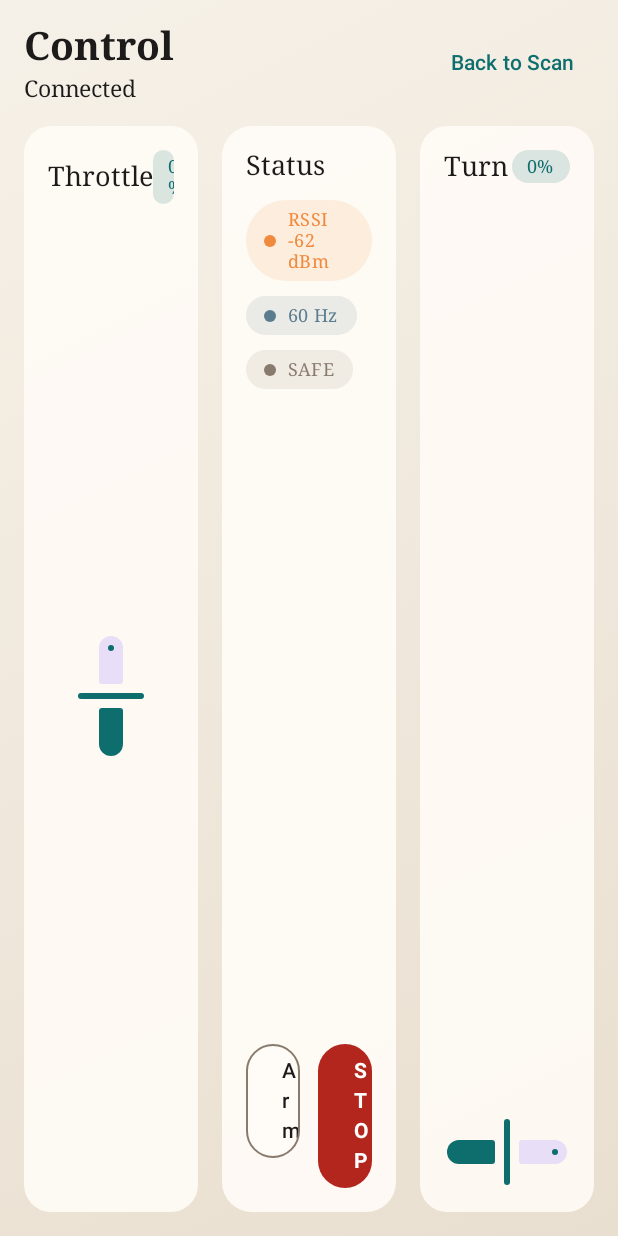
After one commit to damiano-sca/rc-hovercraft, an Android app built with Jetpack Compose: the composable ControlScreen shown on its own in the app's theme, on a phone screen of 412 x 824 dp. The commit adds this screen. Run offline under Robolectric (Android 15) with nearby library versions, the phone set to English and light mode, and no system bars.

Commit message:
Added control UI

```diff
--- a/app/src/main/java/com/example/hovercraftcontroller/MainActivity.kt
+++ b/app/src/main/java/com/example/hovercraftcontroller/MainActivity.kt
@@ -3,7 +3,6 @@ package com.example.hovercraftcontroller
 import android.os.Bundle
 import androidx.activity.ComponentActivity
 import androidx.activity.compose.setContent
-import com.example.hovercraftcontroller.ui.scan.ScanConnectRoute
 import com.example.hovercraftcontroller.ui.theme.HovercraftTheme
 
 class MainActivity : ComponentActivity() {
@@ -11,7 +10,7 @@ class MainActivity : ComponentActivity() {
         super.onCreate(savedInstanceState)
         setContent {
             HovercraftTheme {
-                ScanConnectRoute()
+                AppRoot()
             }
         }
     }
--- /dev/null
+++ b/app/src/main/java/com/example/hovercraftcontroller/ui/control/ControlScreen.kt
@@ -0,0 +1,395 @@
+package com.example.hovercraftcontroller.ui.control
+
+import android.app.Activity
+import android.content.pm.ActivityInfo
+import androidx.compose.foundation.BorderStroke
+import androidx.compose.foundation.background
+import androidx.compose.foundation.layout.Arrangement
+import androidx.compose.foundation.layout.Box
+import androidx.compose.foundation.layout.Column
+import androidx.compose.foundation.layout.Row
+import androidx.compose.foundation.layout.Spacer
+import androidx.compose.foundation.layout.fillMaxSize
+import androidx.compose.foundation.layout.fillMaxWidth
+import androidx.compose.foundation.layout.fillMaxHeight
+import androidx.compose.foundation.layout.height
+import androidx.compose.foundation.layout.padding
+import androidx.compose.foundation.layout.size
+import androidx.compose.foundation.shape.CircleShape
+import androidx.compose.foundation.shape.RoundedCornerShape
+import androidx.compose.material3.Button
+import androidx.compose.material3.ButtonDefaults
+import androidx.compose.material3.Card
+import androidx.compose.material3.CardDefaults
+import androidx.compose.material3.MaterialTheme
+import androidx.compose.material3.Slider
+import androidx.compose.material3.Surface
+import androidx.compose.material3.Text
+import androidx.compose.material3.TextButton
+import androidx.compose.runtime.Composable
+import androidx.compose.runtime.DisposableEffect
+import androidx.compose.runtime.getValue
+import androidx.compose.ui.Alignment
+import androidx.compose.ui.Modifier
+import androidx.compose.ui.draw.clip
+import androidx.compose.ui.draw.rotate
+import androidx.compose.ui.graphics.Brush
+import androidx.compose.ui.graphics.Color
+import androidx.compose.ui.platform.LocalContext
+import androidx.compose.ui.text.font.FontWeight
+import androidx.compose.ui.unit.dp
+import androidx.lifecycle.compose.collectAsStateWithLifecycle
+import androidx.lifecycle.viewmodel.compose.viewModel
+import kotlin.math.roundToInt
+
+@Composable
+fun ControlRoute(
+    onBack: () -> Unit = {},
+    viewModel: ControlViewModel = viewModel()
+) {
+    LockOrientation(ActivityInfo.SCREEN_ORIENTATION_LANDSCAPE)
+    val state by viewModel.uiState.collectAsStateWithLifecycle()
+    ControlScreen(
+        state = state,
+        onBack = onBack,
+        onToggleArm = viewModel::toggleArm,
+        onStop = viewModel::stop,
+        onThrottleChange = viewModel::updateThrottle,
+        onTurnChange = viewModel::updateTurn
+    )
+}
+
+@Composable
+private fun LockOrientation(orientation: Int) {
+    val activity = LocalContext.current as? Activity ?: return
+    DisposableEffect(orientation) {
+        val previousOrientation = activity.requestedOrientation
+        activity.requestedOrientation = orientation
+        onDispose {
+            activity.requestedOrientation = previousOrientation
+        }
+    }
+}
+
+@Composable
+fun ControlScreen(
+    state: ControlUiState,
+    onBack: () -> Unit,
+    onToggleArm: () -> Unit,
+    onStop: () -> Unit,
+    onThrottleChange: (Float) -> Unit,
+    onTurnChange: (Float) -> Unit
+) {
+    val backgroundBrush = Brush.linearGradient(
+        colors = listOf(
+            MaterialTheme.colorScheme.background,
+            MaterialTheme.colorScheme.surfaceVariant
+        )
+    )
+
+    Box(
+        modifier = Modifier
+            .fillMaxSize()
+            .background(backgroundBrush)
+            .padding(16.dp)
+    ) {
+        Column(
+            modifier = Modifier.fillMaxSize(),
+            verticalArrangement = Arrangement.spacedBy(16.dp)
+        ) {
+            HeaderBar(state = state, onBack = onBack)
+            Row(
+                modifier = Modifier.fillMaxSize(),
+                horizontalArrangement = Arrangement.spacedBy(16.dp),
+                verticalAlignment = Alignment.CenterVertically
+            ) {
+                ThrottlePanel(
+                    modifier = Modifier.weight(1f),
+                    value = state.throttle,
+                    onValueChange = onThrottleChange
+                )
+                CenterPanel(
+                    modifier = Modifier.weight(1f),
+                    state = state,
+                    onToggleArm = onToggleArm,
+                    onStop = onStop
+                )
+                TurnPanel(
+                    modifier = Modifier.weight(1f),
+                    value = state.turn,
+                    onValueChange = onTurnChange
+                )
+            }
+        }
+    }
+}
+
+@Composable
+private fun HeaderBar(state: ControlUiState, onBack: () -> Unit) {
+    Row(
+        modifier = Modifier.fillMaxWidth(),
+        horizontalArrangement = Arrangement.SpaceBetween,
+        verticalAlignment = Alignment.CenterVertically
+    ) {
+        Column(verticalArrangement = Arrangement.spacedBy(4.dp)) {
+            Text(
+                text = "Control",
+                style = MaterialTheme.typography.headlineMedium
+            )
+            Text(
+                text = state.connectionLabel,
+                style = MaterialTheme.typography.bodyMedium,
+                color = MaterialTheme.colorScheme.onSurfaceVariant
+            )
+        }
+        TextButton(onClick = onBack) {
+            Text(text = "Back to Scan")
+        }
+    }
+}
+
+@Composable
+private fun StatusStrip(state: ControlUiState) {
+    Column(
+        modifier = Modifier.fillMaxWidth(),
+        verticalArrangement = Arrangement.spacedBy(10.dp)
+    ) {
+        StatusPill(label = "RSSI ${state.rssi} dBm", color = MaterialTheme.colorScheme.secondary)
+        StatusPill(
+            label = "${state.commandRateHz} Hz",
+            color = MaterialTheme.colorScheme.tertiary
+        )
+        val armColor = when {
+            state.isStopped -> MaterialTheme.colorScheme.error
+            state.isArmed -> MaterialTheme.colorScheme.primary
+            else -> MaterialTheme.colorScheme.outline
+        }
+        StatusPill(
+            label = when {
+                state.isStopped -> "STOPPED"
+                state.isArmed -> "ARMED"
+                else -> "SAFE"
+            },
+            color = armColor
+        )
+    }
+}
+
+@Composable
+private fun StatusPill(label: String, color: Color) {
+    Surface(
+        color = color.copy(alpha = 0.12f),
+        contentColor = color,
+        shape = RoundedCornerShape(999.dp)
+    ) {
+        Row(
+            modifier = Modifier.padding(horizontal = 12.dp, vertical = 6.dp),
+            verticalAlignment = Alignment.CenterVertically,
+            horizontalArrangement = Arrangement.spacedBy(8.dp)
+        ) {
+            Box(
+                modifier = Modifier
+                    .size(8.dp)
+                    .clip(CircleShape)
+                    .background(color)
+            )
+            Text(text = label, style = MaterialTheme.typography.labelMedium)
+        }
+    }
+}
+
+@Composable
+private fun ActionRow(
+    state: ControlUiState,
+    onToggleArm: () -> Unit,
+    onStop: () -> Unit
+) {
+    Row(
+        modifier = Modifier.fillMaxWidth(),
+        horizontalArrangement = Arrangement.spacedBy(12.dp)
+    ) {
+        Button(
+            modifier = Modifier.weight(1f),
+            onClick = onToggleArm,
+            colors = ButtonDefaults.buttonColors(
+                containerColor = if (state.isArmed) {
+                    MaterialTheme.colorScheme.secondary
+                } else {
+                    MaterialTheme.colorScheme.surface
+                },
+                contentColor = if (state.isArmed) {
+                    MaterialTheme.colorScheme.onSecondary
+                } else {
+                    MaterialTheme.colorScheme.onSurface
+                }
+            ),
+            border = if (!state.isArmed) {
+                BorderStroke(1.dp, MaterialTheme.colorScheme.outline)
+            } else {
+                null
+            }
+        ) {
+            Text(text = if (state.isArmed) "Disarm" else "Arm")
+        }
+        Button(
+            modifier = Modifier.weight(1f),
+            onClick = onStop,
+            colors = ButtonDefaults.buttonColors(
+                containerColor = MaterialTheme.colorScheme.error,
+                contentColor = MaterialTheme.colorScheme.onError
+            )
+        ) {
+            Text(text = "STOP", fontWeight = FontWeight.Bold)
+        }
+    }
+}
+
+@Composable
+private fun ThrottlePanel(
+    modifier: Modifier,
+    value: Float,
+    onValueChange: (Float) -> Unit
+) {
+    Card(
+        modifier = modifier.fillMaxHeight(),
+        shape = RoundedCornerShape(18.dp),
+        colors = CardDefaults.cardColors(
+            containerColor = MaterialTheme.colorScheme.surface.copy(alpha = 0.92f)
+        )
+    ) {
+        Column(
+            modifier = Modifier
+                .fillMaxSize()
+                .padding(16.dp),
+            verticalArrangement = Arrangement.SpaceBetween
+        ) {
+            Row(
+                modifier = Modifier.fillMaxWidth(),
+                horizontalArrangement = Arrangement.SpaceBetween,
+                verticalAlignment = Alignment.CenterVertically
+            ) {
+                Text(text = "Throttle", style = MaterialTheme.typography.titleMedium)
+                Surface(
+                    color = MaterialTheme.colorScheme.primary.copy(alpha = 0.15f),
+                    contentColor = MaterialTheme.colorScheme.primary,
+                    shape = RoundedCornerShape(12.dp)
+                ) {
+                    Text(
+                        modifier = Modifier.padding(horizontal = 10.dp, vertical = 4.dp),
+                        text = "${(value * 100).roundToInt()}%",
+                        style = MaterialTheme.typography.labelMedium
+                    )
+                }
+            }
+            Box(
+                modifier = Modifier
+                    .fillMaxWidth()
+                    .weight(1f),
+                contentAlignment = Alignment.Center
+            ) {
+                VerticalSlider(
+                    value = value,
+                    onValueChange = onValueChange
+                )
+            }
+        }
+    }
+}
+
+@Composable
+private fun CenterPanel(
+    modifier: Modifier,
+    state: ControlUiState,
+    onToggleArm: () -> Unit,
+    onStop: () -> Unit
+) {
+    Card(
+        modifier = modifier.fillMaxHeight(),
+        shape = RoundedCornerShape(20.dp),
+        colors = CardDefaults.cardColors(
+            containerColor = MaterialTheme.colorScheme.surface.copy(alpha = 0.95f)
+        )
+    ) {
+        Column(
+            modifier = Modifier
+                .fillMaxSize()
+                .padding(16.dp),
+            verticalArrangement = Arrangement.SpaceBetween
+        ) {
+            Column(verticalArrangement = Arrangement.spacedBy(12.dp)) {
+                Text(text = "Status", style = MaterialTheme.typography.titleMedium)
+                StatusStrip(state = state)
+            }
+            ActionRow(state = state, onToggleArm = onToggleArm, onStop = onStop)
+        }
+    }
+}
+
+@Composable
+private fun TurnPanel(
+    modifier: Modifier,
+    value: Float,
+    onValueChange: (Float) -> Unit
+) {
+    Card(
+        modifier = modifier.fillMaxHeight(),
+        shape = RoundedCornerShape(18.dp),
+        colors = CardDefaults.cardColors(
+            containerColor = MaterialTheme.colorScheme.surface.copy(alpha = 0.92f)
+        )
+    ) {
+        Column(
+            modifier = Modifier
+                .fillMaxSize()
+                .padding(16.dp),
+            verticalArrangement = Arrangement.SpaceBetween
+        ) {
+            Row(
+                modifier = Modifier.fillMaxWidth(),
+                horizontalArrangement = Arrangement.SpaceBetween,
+                verticalAlignment = Alignment.CenterVertically
+            ) {
+                Text(text = "Turn", style = MaterialTheme.typography.titleMedium)
+                Surface(
+                    color = MaterialTheme.colorScheme.primary.copy(alpha = 0.15f),
+                    contentColor = MaterialTheme.colorScheme.primary,
+                    shape = RoundedCornerShape(12.dp)
+                ) {
+                    Text(
+                        modifier = Modifier.padding(horizontal = 10.dp, vertical = 4.dp),
+                        text = "${(value * 100).roundToInt()}%",
+                        style = MaterialTheme.typography.labelMedium
+                    )
+                }
+            }
+            Spacer(modifier = Modifier.height(18.dp))
+            Slider(
+                value = value,
+                onValueChange = onValueChange,
+                valueRange = -1f..1f
+            )
+        }
+    }
+}
+
+@Composable
+private fun VerticalSlider(
+    value: Float,
+    onValueChange: (Float) -> Unit
+) {
+    Box(
+        modifier = Modifier
+            .height(260.dp)
+            .fillMaxWidth(),
+        contentAlignment = Alignment.Center
+    ) {
+        Slider(
+            modifier = Modifier
+                .fillMaxWidth()
+                .rotate(-90f),
+            value = value,
+            onValueChange = onValueChange,
+            valueRange = -1f..1f
+        )
+    }
+}
--- /dev/null
+++ b/app/src/main/java/com/example/hovercraftcontroller/ui/control/ControlUiState.kt
@@ -0,0 +1,11 @@
+package com.example.hovercraftcontroller.ui.control
+
+data class ControlUiState(
+    val isArmed: Boolean = false,
+    val throttle: Float = 0f,
+    val turn: Float = 0f,
+    val rssi: Int = -62,
+    val commandRateHz: Int = 60,
+    val connectionLabel: String = "Connected",
+    val isStopped: Boolean = false
+)
```
Also changed, not shown: app/src/main/java/com/example/hovercraftcontroller/AppRoot.kt (added, +24 -0 lines), app/src/main/java/com/example/hovercraftcontroller/ui/control/ControlViewModel.kt (added, +36 -0 lines), app/src/main/java/com/example/hovercraftcontroller/ui/scan/ScanConnectScreen.kt (+25 -3 lines).
